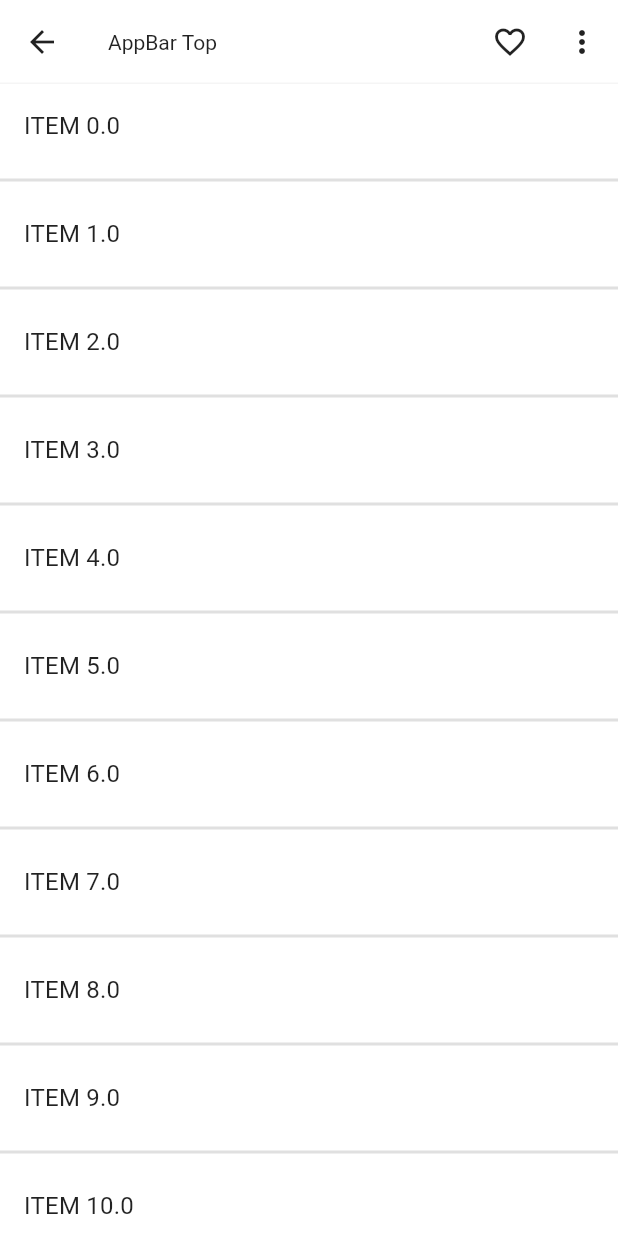
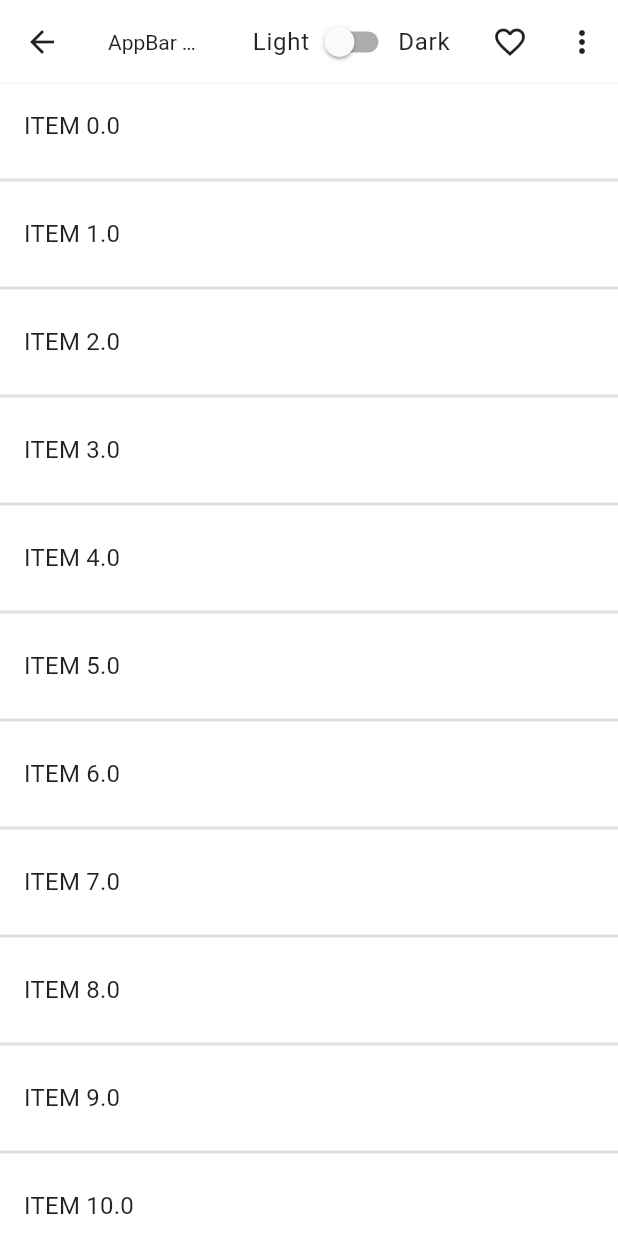
Before and after one commit to organic-nailer/flutter_fast_ui_white, a Flutter app: the screen it shows after launch, after a tap on "AppBar:Top", on a phone screen of 412 x 824 dp. Run offline on Flutter 3.47's test engine with Material 2 defaults, Android fonts, the light colour scheme and no system bars.

Commit message:
add DarkTheme

```diff
--- /dev/null
+++ b/example/lib/components/theme_switcher.dart
@@ -0,0 +1,45 @@
+import 'package:flutter/material.dart';
+import 'package:flutter_fast_ui_white/flutter_fast_ui_white.dart';
+
+class ThemeSwitcher extends StatefulWidget {
+  const ThemeSwitcher({Key? key}) : super(key: key);
+
+  @override
+  _ThemeSwitcherState createState() => _ThemeSwitcherState();
+}
+
+class _ThemeSwitcherState extends State<ThemeSwitcher> {
+  bool isDark = false;
+  @override
+  void initState() {
+    super.initState();
+  }
+
+  @override
+  void didChangeDependencies() {
+    isDark = FastTheme.of(context).isDark;
+    super.didChangeDependencies();
+  }
+
+  @override
+  Widget build(BuildContext context) {
+    return Padding(
+      padding: const EdgeInsets.symmetric(horizontal: 16, vertical: 8),
+      child: Row(
+        children: [
+          Text("Light", style: Theme.of(context).textTheme.bodyText1),
+          Switch(
+              value: isDark,
+              onChanged: (value) {
+                FastTheme.of(context)
+                    .changeTheme(value ? Brightness.dark : Brightness.light);
+                setState(() {
+                  isDark = value;
+                });
+              }),
+          Text("Dark", style: Theme.of(context).textTheme.bodyText1),
+        ],
+      ),
+    );
+  }
+}
--- a/example/lib/main.dart
+++ b/example/lib/main.dart
@@ -1,3 +1,4 @@
+import 'package:example/components/theme_switcher.dart';
 import 'package:example/pages/alerts_page.dart';
 import 'package:example/pages/app_bar_top_page.dart';
 import 'package:example/pages/bottom_navigation_page.dart';
@@ -16,11 +17,7 @@ import 'package:intl/date_symbol_data_local.dart';
 
 void main() {
   initializeDateFormatting("ja_JP");
-  runApp(FastTheme(
-    accentColor: Colors.pink,
-    themeMode: ThemeMode.light,
-    materialChild: const MyApp(),
-  ));
+  runApp(const MyApp());
 }
 
 class MyApp extends StatelessWidget {
@@ -28,11 +25,18 @@ class MyApp extends StatelessWidget {
 
   @override
   Widget build(BuildContext context) {
-    return MaterialApp(
-      title: 'Flutter Demo',
-      theme: FastTheme.of(context).theme,
-      home: SampleListPage(),
-    );
+    return FastThemeScope(
+        accentColor: Colors.green,
+        themeMode: ThemeMode.system,
+        builder: (context, lightTheme, darkTheme, mode) {
+          return MaterialApp(
+            title: 'Fast White Theme',
+            theme: lightTheme,
+            darkTheme: darkTheme,
+            themeMode: mode,
+            home: SampleListPage(),
+          );
+        });
   }
 }
 
@@ -44,6 +48,7 @@ class SampleListPage extends StatelessWidget {
     return Scaffold(
       appBar: FastAppBar(
         title: const Text("MaterialFastUI White"),
+        actions: const [ThemeSwitcher()],
       ),
       body: ListView.builder(
         itemCount: sampleList.length,
--- a/example/lib/pages/alerts_page.dart
+++ b/example/lib/pages/alerts_page.dart
@@ -1,3 +1,4 @@
+import 'package:example/components/theme_switcher.dart';
 import 'package:flutter/material.dart';
 
 class AlertsPage extends StatelessWidget {
@@ -8,6 +9,7 @@ class AlertsPage extends StatelessWidget {
     return Scaffold(
       appBar: AppBar(
         title: const Text("Alerts"),
+        actions: const [ThemeSwitcher()],
       ),
       body: Center(
         child: Column(
--- a/example/lib/pages/app_bar_top_page.dart
+++ b/example/lib/pages/app_bar_top_page.dart
@@ -1,3 +1,4 @@
+import 'package:example/components/theme_switcher.dart';
 import 'package:flutter/material.dart';
 import 'package:flutter_fast_ui_white/flutter_fast_ui_white.dart';
 
@@ -11,6 +12,7 @@ class AppBarTopPage extends StatelessWidget {
       appBar: FastAppBar(
         title: const Text("AppBar Top"),
         actions: [
+          const ThemeSwitcher(),
           IconButton(
               onPressed: () {}, icon: const Icon(Icons.favorite_outline)),
           IconButton(onPressed: () {}, icon: const Icon(Icons.more_vert)),
--- a/example/lib/pages/bottom_navigation_page.dart
+++ b/example/lib/pages/bottom_navigation_page.dart
@@ -1,3 +1,4 @@
+import 'package:example/components/theme_switcher.dart';
 import 'package:flutter/material.dart';
 
 class BottomNavigationPage extends StatefulWidget {
@@ -15,6 +16,7 @@ class _BottomNavigationPageState extends State<BottomNavigationPage> {
     return Scaffold(
       appBar: AppBar(
         title: const Text("Bottom Navigation"),
+        actions: const [ThemeSwitcher()],
       ),
       body: Center(
         child: Row(
--- a/example/lib/pages/button_page.dart
+++ b/example/lib/pages/button_page.dart
@@ -1,3 +1,4 @@
+import 'package:example/components/theme_switcher.dart';
 import 'package:flutter/material.dart';
 import 'package:flutter_fast_ui_white/flutter_fast_ui_white.dart';
 
@@ -17,6 +18,7 @@ class _ButtonPageState extends State<ButtonPage> {
     return Scaffold(
       appBar: AppBar(
         title: const Text("Buttons"),
+        actions: const [ThemeSwitcher()],
       ),
       body: SingleChildScrollView(
         child: Padding(
--- a/example/lib/pages/card_page.dart
+++ b/example/lib/pages/card_page.dart
@@ -1,3 +1,4 @@
+import 'package:example/components/theme_switcher.dart';
 import 'package:flutter/material.dart';
 
 class CardPage extends StatelessWidget {
@@ -8,6 +9,7 @@ class CardPage extends StatelessWidget {
     return Scaffold(
       appBar: AppBar(
         title: const Text("Card"),
+        actions: const [ThemeSwitcher()],
       ),
       body: SingleChildScrollView(
         child: Padding(
--- a/example/lib/pages/chips_page.dart
+++ b/example/lib/pages/chips_page.dart
@@ -1,3 +1,4 @@
+import 'package:example/components/theme_switcher.dart';
 import 'package:flutter/material.dart';
 
 class ChipsPage extends StatefulWidget {
@@ -37,6 +38,7 @@ class _ChipsPageState extends State<ChipsPage> {
     return Scaffold(
       appBar: AppBar(
         title: const Text("Chips"),
+        actions: const [ThemeSwitcher()],
       ),
       body: Padding(
         padding: const EdgeInsets.symmetric(horizontal: 16),
--- a/example/lib/pages/inputs_except_text_page.dart
+++ b/example/lib/pages/inputs_except_text_page.dart
@@ -1,3 +1,4 @@
+import 'package:example/components/theme_switcher.dart';
 import 'package:flutter/material.dart';
 import 'package:flutter_fast_ui_white/flutter_fast_ui_white.dart';
 import "package:intl/intl.dart";
@@ -23,6 +24,7 @@ class _InputsExceptTextPageState extends State<InputsExceptTextPage> {
     return Scaffold(
       appBar: AppBar(
         title: const Text("Inputs -Text"),
+        actions: const [ThemeSwitcher()],
       ),
       body: Padding(
         padding: const EdgeInsets.symmetric(horizontal: 16),
--- a/example/lib/pages/list_page.dart
+++ b/example/lib/pages/list_page.dart
@@ -1,3 +1,4 @@
+import 'package:example/components/theme_switcher.dart';
 import 'package:flutter/cupertino.dart';
 import 'package:flutter/material.dart';
 import 'package:flutter_fast_ui_white/flutter_fast_ui_white.dart';
@@ -10,6 +11,7 @@ class ListPage extends StatelessWidget {
     return Scaffold(
       appBar: FastAppBar(
         title: const Text("Lists"),
+        actions: const [ThemeSwitcher()],
       ),
       body: Column(
         crossAxisAlignment: CrossAxisAlignment.start,
--- a/example/lib/pages/tab_page.dart
+++ b/example/lib/pages/tab_page.dart
@@ -1,3 +1,4 @@
+import 'package:example/components/theme_switcher.dart';
 import 'package:flutter/material.dart';
 
 class TabPage extends StatefulWidget {
@@ -50,6 +51,7 @@ class _TabPageState extends State<TabPage> with TickerProviderStateMixin {
     return Scaffold(
       appBar: AppBar(
         title: const Text("Tab"),
+        actions: const [ThemeSwitcher()],
         bottom: TabBar(
           controller: _controller,
           tabs: const [
--- a/example/lib/pages/text_field_page.dart
+++ b/example/lib/pages/text_field_page.dart
@@ -1,3 +1,4 @@
+import 'package:example/components/theme_switcher.dart';
 import 'package:flutter/material.dart';
 import 'package:flutter_fast_ui_white/flutter_fast_ui_white.dart';
 
@@ -14,6 +15,7 @@ class _TextFieldPageState extends State<TextFieldPage> {
     return Scaffold(
       appBar: AppBar(
         title: const Text("Text Field"),
+        actions: const [ThemeSwitcher()],
       ),
       body: SingleChildScrollView(
         child: Padding(
--- a/example/lib/pages/typography_page.dart
+++ b/example/lib/pages/typography_page.dart
@@ -1,3 +1,4 @@
+import 'package:example/components/theme_switcher.dart';
 import 'package:flutter/material.dart';
 
 class TypographyPage extends StatelessWidget {
@@ -13,6 +14,7 @@ class TypographyPage extends StatelessWidget {
     return Scaffold(
       appBar: AppBar(
         title: const Text("Typography"),
+        actions: const [ThemeSwitcher()],
       ),
       body: Padding(
         padding: const EdgeInsets.symmetric(horizontal: 16),
--- a/lib/flutter_fast_ui_white.dart
+++ b/lib/flutter_fast_ui_white.dart
@@ -1,6 +1,7 @@
 library flutter_fast_ui_white;
 
 export 'src/fast_theme_scope.dart';
+export 'src/fast_theme.dart';
 export 'src/widgets/fast_app_bar.dart';
 export 'src/widgets/fast_picker.dart';
 export 'src/widgets/fast_text_field.dart';
--- /dev/null
+++ b/lib/src/fast_theme.dart
@@ -0,0 +1,70 @@
+import 'package:flutter/foundation.dart';
+import 'package:flutter/material.dart';
+
+typedef MaterialBuilder = Widget Function(
+    BuildContext context, ThemeData theme, ThemeData darkTheme, ThemeMode mode);
+
+class FastThemeData {
+  final MaterialColor accentColor;
+  final bool isDark;
+  final ThemeData theme;
+  final ThemeData darkTheme;
+  final ThemeMode themeMode;
+  late final Color nonColoredAccent;
+  final Function(MaterialColor color) changeAccent;
+  final Function(Brightness brightness) changeTheme;
+  FastThemeData(
+      this.accentColor,
+      this.isDark,
+      this.theme,
+      this.darkTheme,
+      this.themeMode,
+      this.nonColoredAccent,
+      this.changeAccent,
+      this.changeTheme);
+
+  FastThemeData.from(FastTheme fastTheme, Brightness platformBrightness)
+      : accentColor = fastTheme.accentColor,
+        isDark = fastTheme.themeMode == ThemeMode.dark ||
+            (fastTheme.themeMode == ThemeMode.system &&
+                platformBrightness == Brightness.dark),
+        theme = fastTheme.theme,
+        darkTheme = fastTheme.darkTheme,
+        themeMode = fastTheme.themeMode,
+        changeAccent = fastTheme.changeAccent,
+        changeTheme = fastTheme.changeTheme {
+    nonColoredAccent = isDark ? Colors.white : Colors.black;
+  }
+}
+
+class FastTheme extends InheritedWidget {
+  final Widget child;
+  final MaterialColor accentColor;
+  final ThemeData theme;
+  final ThemeData darkTheme;
+  final ThemeMode themeMode;
+  final Function(MaterialColor color) changeAccent;
+  final Function(Brightness brightness) changeTheme;
+  const FastTheme(
+      {Key? key,
+      required this.child,
+      required this.accentColor,
+      required this.theme,
+      required this.darkTheme,
+      required this.themeMode,
+      required this.changeAccent,
+      required this.changeTheme})
+      : super(key: key, child: child);
+
+  static FastThemeData of(BuildContext context) {
+    final fastTheme =
+        context.dependOnInheritedWidgetOfExactType<FastTheme>() as FastTheme;
+    // MediaQuery経由で端末のテーマを取得する
+    return FastThemeData.from(
+        fastTheme, MediaQuery.platformBrightnessOf(context));
+  }
+
+  @override
+  bool updateShouldNotify(FastTheme oldWidget) =>
+      oldWidget.accentColor != accentColor || oldWidget.themeMode != themeMode;
+}
--- a/lib/src/fast_theme_scope.dart
+++ b/lib/src/fast_theme_scope.dart
@@ -1,107 +1,68 @@
 import 'package:flutter/foundation.dart';
 import 'package:flutter/material.dart';
+import 'package:flutter_fast_ui_white/src/fast_theme.dart';
 
-class FastThemeData {
-  final MaterialColor accentColor;
-  final bool isDark;
-  final ThemeData theme;
-  final ThemeData darkTheme;
-  late final Color nonColoredAccent;
-  FastThemeData(this.accentColor, this.isDark, this.theme, this.darkTheme,
-      this.nonColoredAccent);
-
-  FastThemeData.from(FastTheme fastTheme, Brightness platformBrightness)
-      : accentColor = fastTheme.accentColor,
-        isDark = fastTheme.themeMode == ThemeMode.dark ||
-            (fastTheme.themeMode == ThemeMode.system &&
-                platformBrightness == Brightness.dark),
-        theme = fastTheme.theme,
-        darkTheme = fastTheme.darkTheme {
-    nonColoredAccent = isDark ? Colors.white : Colors.black;
-  }
-}
-
-class FastTheme extends InheritedWidget {
+class FastThemeScope extends StatefulWidget {
   final MaterialColor accentColor;
   final ThemeMode themeMode;
-  late final ThemeData theme;
-  late final ThemeData darkTheme;
-  late final Color nonColoredAccent;
-  final Widget materialChild;
-  FastTheme(
+  final MaterialBuilder builder;
+  const FastThemeScope(
       {Key? key,
       required this.accentColor,
       required this.themeMode,
-      required this.materialChild})
-      : super(key: key, child: materialChild) {
-    theme = _createFastTheme(accentColor);
-    darkTheme = _createFastThemeDark(accentColor);
-    nonColoredAccent = Colors.black;
-  }
+      required this.builder})
+      : super(key: key);
 
-  static FastThemeData of(BuildContext context) {
-    final fastTheme =
-        context.dependOnInheritedWidgetOfExactType<FastTheme>() as FastTheme;
-    // MediaQuery経由で端末のテーマを取得する
-    return FastThemeData.from(
-        fastTheme, MediaQuery.platformBrightnessOf(context));
+  @override
+  _FastThemeScopeState createState() => _FastThemeScopeState();
+}
+
+class _FastThemeScopeState extends State<FastThemeScope> {
+  late ThemeData lightTheme;
+  late ThemeData darkTheme;
+  late ThemeMode mode;
+  late MaterialColor accentColor;
+  @override
+  void initState() {
+    super.initState();
+    lightTheme = _createFastTheme(widget.accentColor);
+    darkTheme = _createFastThemeDark(widget.accentColor);
+    mode = widget.themeMode;
+    accentColor = widget.accentColor;
   }
 
   @override
-  bool updateShouldNotify(FastTheme oldWidget) =>
-      oldWidget.accentColor != accentColor || oldWidget.themeMode != themeMode;
+  Widget build(BuildContext context) {
+    return FastTheme(
+      theme: lightTheme,
+      darkTheme: darkTheme,
+      themeMode: mode,
+      accentColor: accentColor,
+      changeAccent: changeAccent,
+      changeTheme: changeTheme,
+      child: widget.builder(context, lightTheme, darkTheme, mode),
+    );
+  }
+
+  void changeTheme(Brightness brightness) {
+    setState(() {
+      mode = brightness == Brightness.light ? ThemeMode.light : ThemeMode.dark;
+    });
+  }
+
+  void changeAccent(MaterialColor color) {
+    setState(() {
+      accentColor = color;
+      lightTheme = _createFastTheme(color);
+      darkTheme = _createFastThemeDark(color);
+    });
+  }
 
   ThemeData _createFastTheme(MaterialColor accent) {
     final typography = Typography.material2018(platform: defaultTargetPlatform);
     return ThemeData(
         typography: typography,
         materialTapTargetSize: MaterialTapTargetSize.padded,
-        scaffoldBackgroundColor: Colors.white,
-        appBarTheme: AppBarTheme(
-            backgroundColor: FastTheme.materialWhite,
-            elevation: 0,
-            iconTheme: IconThemeData(color: typography.black.headline5!.color),
-            titleTextStyle: typography.black.headline6),
-        bottomNavigationBarTheme: const BottomNavigationBarThemeData(
-            selectedItemColor: _activeBlack,
-            unselectedItemColor: _inactiveBlack),
-        // buttonTheme は現在使われていないのでボタンごとに指定
-        elevatedButtonTheme: ElevatedButtonThemeData(
-            style: ElevatedButton.styleFrom(
-                elevation: 0, shadowColor: Colors.transparent)),
-        cardTheme: CardTheme(
-            elevation: 0,
-            shape: RoundedRectangleBorder(
-                side: const BorderSide(color: _borderGrey, width: 1),
-                borderRadius: BorderRadius.circular(8))),
-        chipTheme: ChipThemeData.fromDefaults(
-                secondaryColor: accentColor,
-                brightness: Brightness.light,
-                labelStyle: typography.black.bodyText1!)
-            .copyWith(elevation: 0, pressElevation: 0),
-        dividerTheme:
-            const DividerThemeData(color: Color(0x1F000000), thickness: 2),
-        inputDecorationTheme: InputDecorationTheme(
-            contentPadding:
-                const EdgeInsets.only(left: 16, right: 12, top: 12, bottom: 12),
-            border:
-                OutlineInputBorder(borderRadius: BorderRadius.circular(8.0))),
-        tabBarTheme: TabBarTheme(
-            labelColor: accentColor,
-            unselectedLabelColor: _inactiveBlack,
-            labelStyle: const TextStyle(fontWeight: FontWeight.bold),
-            indicator: UnderlineTabIndicator(
-                borderSide: BorderSide(color: accentColor, width: 2))),
-        colorScheme: ColorScheme.fromSwatch(primarySwatch: accentColor)
-            .copyWith(secondary: accentColor),
-        primarySwatch: accentColor);
-  }
-
-  // WIP
-  ThemeData _createFastThemeDark(MaterialColor accent) {
-    final typography = Typography.material2018(platform: defaultTargetPlatform);
-    return ThemeData(
-        brightness: Brightness.dark,
         scaffoldBackgroundColor: Colors.white,
         appBarTheme: AppBarTheme(
             backgroundColor: materialWhite,
@@ -121,16 +82,102 @@ class FastTheme extends InheritedWidget {
                 side: const BorderSide(color: _borderGrey, width: 1),
                 borderRadius: BorderRadius.circular(8))),
         chipTheme: ChipThemeData.fromDefaults(
-                secondaryColor: accentColor,
+                secondaryColor: accent,
                 brightness: Brightness.light,
                 labelStyle: typography.black.bodyText1!)
             .copyWith(elevation: 0, pressElevation: 0),
         dividerTheme:
             const DividerThemeData(color: Color(0x1F000000), thickness: 2),
-        colorScheme: ColorScheme.fromSwatch(primarySwatch: accentColor)
-            .copyWith(secondary: accentColor),
-        primarySwatch: accentColor);
+        inputDecorationTheme: InputDecorationTheme(
+            contentPadding:
+                const EdgeInsets.only(left: 16, right: 12, top: 12, bottom: 12),
+            border:
+                OutlineInputBorder(borderRadius: BorderRadius.circular(8.0))),
+        tabBarTheme: TabBarTheme(
+            labelColor: accent,
+            unselectedLabelColor: _inactiveBlack,
+            labelStyle: const TextStyle(fontWeight: FontWeight.bold),
+            indicator: UnderlineTabIndicator(
+                borderSide: BorderSide(color: accent, width: 2))),
+        colorScheme:
+            ColorScheme.fromSwatch(primarySwatch: accent, accentColor: accent),
+        primarySwatch: accent);
   }
+
+  // WIP
+  ThemeData _createFastThemeDark(MaterialColor accent) {
+    final typography = Typography.material2018(platform: defaultTargetPlatform);
+    return ThemeData(
+        typography: typography,
+        materialTapTargetSize: MaterialTapTargetSize.padded,
+        scaffoldBackgroundColor: const Color(0xFF121212),
+        appBarTheme: AppBarTheme(
+            backgroundColor: const Color(
+                0xFF2C2C2C), // #121212 + 11% overlay( 6dp elevation )
+            elevation: 0,
+            iconTheme: IconThemeData(color: typography.white.headline5!.color),
+            titleTextStyle: typography.white.headline6),
+        bottomNavigationBarTheme: const BottomNavigationBarThemeData(
+            selectedItemColor: _activeWhite,
+            unselectedItemColor: _inactiveWhite),
+        // buttonTheme は現在使われていないのでボタンごとに指定
+        elevatedButtonTheme: ElevatedButtonThemeData(
+            style: ElevatedButton.styleFrom(
+                elevation: 0, shadowColor: Colors.transparent)),
+        cardTheme: CardTheme(
+            elevation: 0,
+            shape:
+                RoundedRectangleBorder(borderRadius: BorderRadius.circular(8))),
+        chipTheme: ChipThemeData.fromDefaults(
+                secondaryColor: accent.shade200,
+                brightness: Brightness.dark,
+                labelStyle: typography.white.bodyText1!)
+            .copyWith(elevation: 0, pressElevation: 0),
+        dividerTheme:
+            const DividerThemeData(color: Color(0x1FFFFFFF), thickness: 2),
+        inputDecorationTheme: InputDecorationTheme(
+            contentPadding:
+                const EdgeInsets.only(left: 16, right: 12, top: 12, bottom: 12),
+            border:
+                OutlineInputBorder(borderRadius: BorderRadius.circular(8.0))),
+        tabBarTheme: TabBarTheme(
+            labelColor: accent.shade200,
+            unselectedLabelColor: _inactiveWhite,
+            labelStyle: const TextStyle(fontWeight: FontWeight.bold),
+            indicator: UnderlineTabIndicator(
+                borderSide: BorderSide(color: accent.shade200, width: 2))),
+        toggleableActiveColor: accent.shade200,
+        colorScheme: createScheme(accent, Brightness.dark),
+        primarySwatch: accent);
+  }
+
+  ColorScheme createScheme(
+    MaterialColor accentSwatch,
+    Brightness brightness,
+  ) {
+    final bool isDark = brightness == Brightness.dark;
+    final Color secondary = accentSwatch.shade200;
+    final bool secondaryIsDark = _brightnessFor(secondary) == Brightness.dark;
+
+    return ColorScheme(
+      primary: secondary,
+      primaryVariant: isDark ? Colors.black : accentSwatch[700]!,
+      secondary: secondary,
+      secondaryVariant: isDark ? Colors.tealAccent[700]! : accentSwatch[700]!,
+      surface: isDark ? Colors.grey[800]! : Colors.white,
+      background: isDark ? Colors.grey[700]! : accentSwatch[200]!,
+      error: Colors.red[700]!,
+      onPrimary: secondaryIsDark ? Colors.white : Colors.black,
+      onSecondary: secondaryIsDark ? Colors.white : Colors.black,
+      onSurface: isDark ? Colors.white : Colors.black,
+      onBackground: secondaryIsDark ? Colors.white : Colors.black,
+      onError: isDark ? Colors.black : Colors.white,
+      brightness: brightness,
+    );
+  }
+
+  static Brightness _brightnessFor(Color color) =>
+      ThemeData.estimateBrightnessForColor(color);
 
   static const MaterialColor materialWhite = MaterialColor(
     0xFFFFFFFF,
@@ -151,6 +198,9 @@ class FastTheme extends InheritedWidget {
   static const Color _activeBlack = Color(0xDE000000);
   static const Color _inactiveBlack = Color(0x99000000);
   // static final Color _disabledBlack = const Color(0x61000000);
+  static const Color _activeWhite = Color(0xDEFFFFFF);
+  static const Color _inactiveWhite = Color(0x99FFFFFF);
+  // static final Color _disabledWhite = const Color(0x61FFFFFF);
 
   // static final MaterialColor accentColor = Colors.deepPurple;
   // from: https://material.io/design/interaction/states.html#pressed
--- a/lib/src/widgets/fast_app_bar.dart
+++ b/lib/src/widgets/fast_app_bar.dart
@@ -1,4 +1,5 @@
 import 'package:flutter/material.dart';
+import 'package:flutter_fast_ui_white/src/fast_theme.dart';
 
 class FastAppBar extends StatelessWidget implements PreferredSizeWidget {
   final Widget? leading;
@@ -34,13 +35,16 @@ class FastAppBar extends StatelessWidget implements PreferredSizeWidget {
 
   @override
   Widget build(BuildContext context) {
+    final isDark = FastTheme.of(context).isDark;
     return AppBar(
       leading: leading,
       automaticallyImplyLeading: automaticallyImplyLeading,
       title: title,
-      shape: const Border(
-          bottom:
-              BorderSide(color: Color.fromARGB(255, 245, 245, 245), width: 1)),
+      shape: isDark
+          ? null
+          : const Border(
+              bottom: BorderSide(
+                  color: Color.fromARGB(255, 245, 245, 245), width: 1)),
       actions: actions,
       flexibleSpace: flexibleSpace,
       bottom: bottom,
--- a/lib/src/widgets/fast_picker.dart
+++ b/lib/src/widgets/fast_picker.dart
@@ -1,5 +1,4 @@
 import 'package:flutter/material.dart';
-import 'package:flutter_fast_ui_white/src/fast_theme_scope.dart';
 
 Future<DateTime?> showFastDatePicker({
   required BuildContext context,
@@ -39,10 +38,7 @@ Future<DateTime?> showFastDatePicker({
       routeSettings: routeSettings,
       textDirection: textDirection,
       builder: (context, child) {
-        return Theme(
-          data: ThemeData(primarySwatch: FastTheme.of(context).accentColor),
-          child: child!,
-        );
+        return child!;
       },
       initialDatePickerMode: initialDatePickerMode,
       errorFormatText: errorFormatText,
@@ -66,10 +62,7 @@ Future<TimeOfDay?> showFastTimePicker({
     context: context,
     initialTime: initialTime,
     builder: (context, child) {
-      return Theme(
-        data: ThemeData(primarySwatch: FastTheme.of(context).accentColor),
-        child: child!,
-      );
+      return child!;
     },
     useRootNavigator: useRootNavigator,
     initialEntryMode: initialEntryMode,
```
